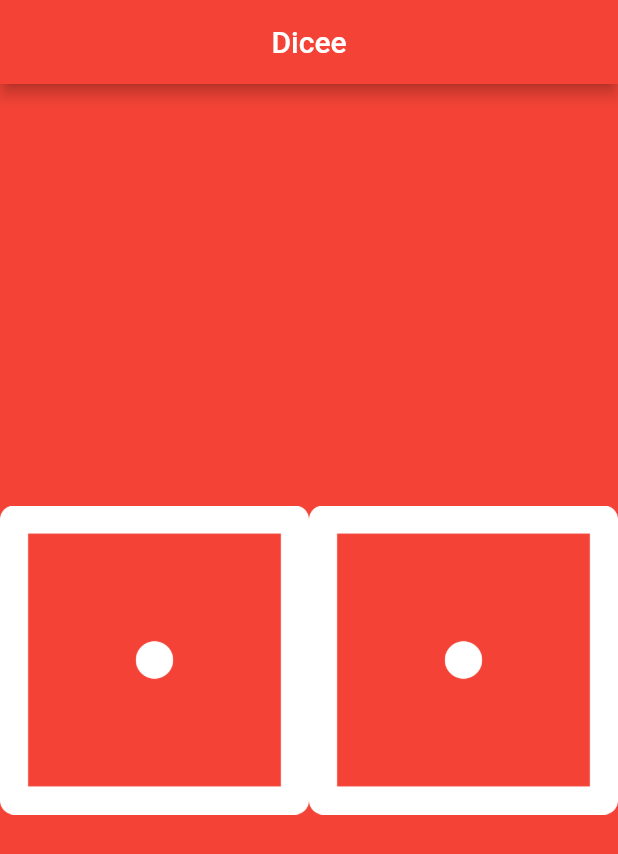
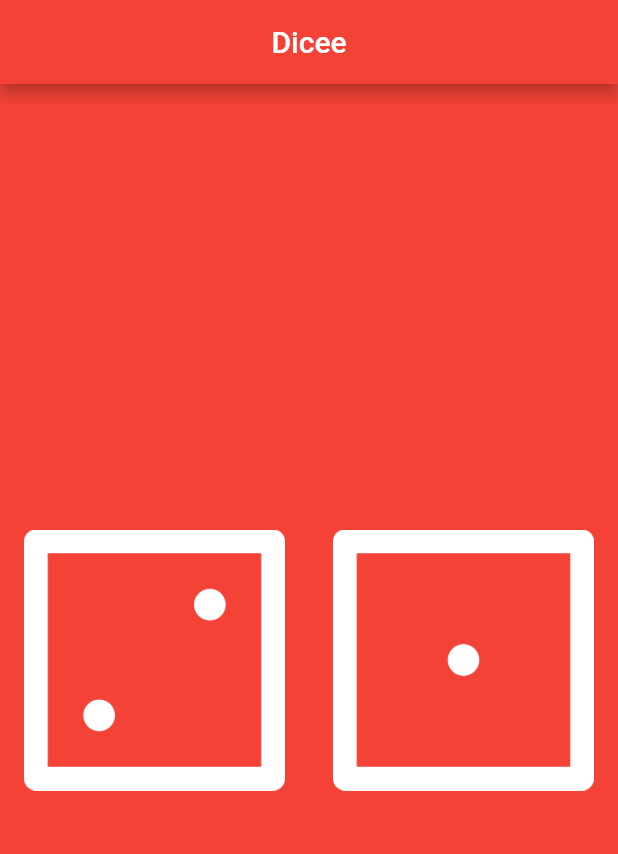
Before and after one commit to fatimaEzzat/new-app, a Flutter app: the screen it shows after launch, on a phone screen of 412 x 824 dp. Shown: the top 854 px of the screen. Run offline on Flutter 3.47's test engine with Material 2 defaults, Android fonts, the phone set to English and light mode, and no system bars.

Commit message:
some changes

```diff
--- a/lib/main.dart
+++ b/lib/main.dart
@@ -15,27 +15,39 @@ void main() {
   );
 }
 
-class DiceePage extends StatelessWidget {
+class DiceePage extends StatefulWidget {
+  @override
+  _DiceePageState createState() => _DiceePageState();
+}
+
+class _DiceePageState extends State<DiceePage> {
+  int leftDiceNum=2;
 
   @override
   Widget build(BuildContext context) {
-    // TODO: implement buil
     return Center(
       child: Row(
         children: <Widget>[
           Expanded(
-              child:
-              Image.asset('Images/dice1.png'),
+            child: FlatButton(
+              onPressed: (){
+                setState(() {
+                  leftDiceNum=3;
+                  print("leftdiceenum= $leftDiceNum");
+                });
+              },
+              child: Image.asset('Images/dice$leftDiceNum.png'),
+            ),
           ),
           Expanded(
-              child:
-              Image.asset('Images/dice1.png'),
+            child: FlatButton(
+              onPressed: (){
+                print("the right");
+              },
+              child: Image.asset('Images/dice1.png'),
+            ),
           ),
         ],
       ),
-    )
-     ;
-
+    );}
 }
-
-}
```
Lines whose indentation alone changed are shown as unchanged.
